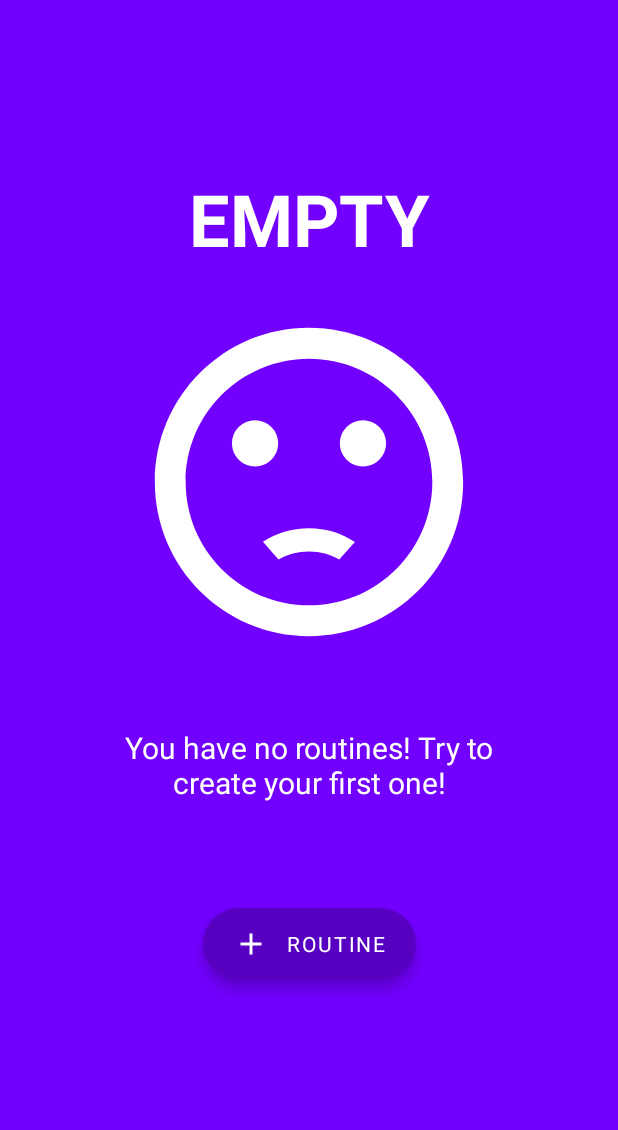
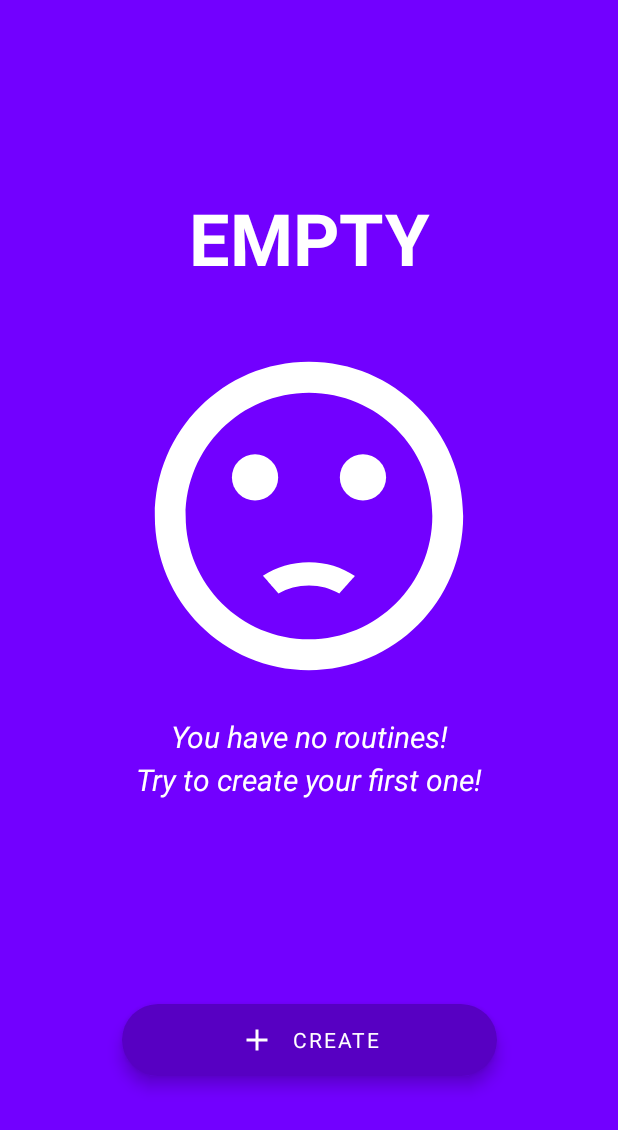
Before and after one commit to simecek-m/routines, an Android app: the EmptyFragment screen opened through its navigation route, on a phone screen of 412 x 824 dp. Shown: the top 1130 px of the screen. Run offline under Robolectric (Android 15) with nearby library versions, the phone set to English and light mode, and no system bars; Roboto replaces fonts that are not available here.

Commit message:
redesign Empty Fragment

```diff
--- a/app/src/main/java/dev/simecek/routines/fragment/CreateRoutineFragment.kt
+++ b/app/src/main/java/dev/simecek/routines/fragment/CreateRoutineFragment.kt
@@ -52,7 +52,7 @@ class CreateRoutineFragment : Fragment() {
     }
 
     private fun createRoutine() {
-        Snackbar.make(binding.timePickerInput, R.string.feature_not_suppoerted, Snackbar.LENGTH_SHORT).show()
+        Snackbar.make(binding.timePickerInput, R.string.feature_not_supported, Snackbar.LENGTH_SHORT).show()
     }
 
 }
--- a/app/src/main/java/dev/simecek/routines/fragment/EmptyFragment.kt
+++ b/app/src/main/java/dev/simecek/routines/fragment/EmptyFragment.kt
@@ -20,7 +20,7 @@ class EmptyFragment : Fragment() {
 
     override fun onViewCreated(view: View, savedInstanceState: Bundle?) {
         super.onViewCreated(view, savedInstanceState)
-        binding.create.setOnClickListener {
+        binding.createButton.setOnClickListener {
             val createRoutineAction = EmptyFragmentDirections.redirectToCreateFirst()
             findNavController().navigate(createRoutineAction)
         }
--- a/app/src/main/res/layout/fragment_empty.xml
+++ b/app/src/main/res/layout/fragment_empty.xml
@@ -1,5 +1,6 @@
 <?xml version="1.0" encoding="utf-8"?>
-<androidx.constraintlayout.widget.ConstraintLayout xmlns:android="http://schemas.android.com/apk/res/android"
+<androidx.constraintlayout.widget.ConstraintLayout
+    xmlns:android="http://schemas.android.com/apk/res/android"
     xmlns:app="http://schemas.android.com/apk/res-auto"
     xmlns:tools="http://schemas.android.com/tools"
     android:layout_width="match_parent"
@@ -11,59 +12,57 @@
         android:id="@+id/title_text"
         android:layout_width="wrap_content"
         android:layout_height="wrap_content"
-        android:layout_marginTop="40dp"
         android:text="@string/empty"
-        android:textAllCaps="true"
-        android:textColor="@color/white"
-        android:textSize="48sp"
-        android:textStyle="bold"
-        app:layout_constraintVertical_bias="0.3"
-        app:layout_constraintBottom_toTopOf="@+id/heart_image"
+        style="@style/FullscreenTitle"
+        app:layout_constraintBottom_toTopOf="@+id/sad_face_image"
         app:layout_constraintEnd_toEndOf="parent"
         app:layout_constraintStart_toStartOf="parent"
         app:layout_constraintTop_toTopOf="parent"
         app:layout_constraintVertical_chainStyle="packed" />
 
     <ImageView
-        android:id="@+id/heart_image"
+        android:id="@+id/sad_face_image"
         android:layout_width="0dp"
         android:layout_height="0dp"
-        android:layout_marginHorizontal="20dp"
+        android:layout_marginTop="@dimen/space_big"
+        android:contentDescription="@string/sad_face"
         android:src="@drawable/ic_sad_face"
-        android:layout_marginVertical="20dp"
-        app:layout_constraintBottom_toTopOf="@+id/description"
+        app:tint="@color/white"
+        app:layout_constraintBottom_toTopOf="@+id/description_text"
         app:layout_constraintEnd_toEndOf="parent"
+        app:layout_constraintVertical_bias="0.1"
         app:layout_constraintHeight_percent="0.3"
         app:layout_constraintStart_toStartOf="parent"
-        app:layout_constraintTop_toBottomOf="@+id/title_text"
-        android:contentDescription="@string/sad_face"
-        app:tint="@color/white" />
+        app:layout_constraintTop_toBottomOf="@+id/title_text" />
 
     <TextView
-        android:id="@+id/description"
+        android:id="@+id/description_text"
+        android:layout_width="0dp"
+        android:layout_height="wrap_content"
+        android:text="@string/empty_description"
+        app:layout_constraintBottom_toTopOf="@+id/guideline"
+        app:layout_constraintEnd_toEndOf="@+id/create_button"
+        app:layout_constraintStart_toStartOf="@+id/create_button"
+        app:layout_constraintTop_toBottomOf="@+id/sad_face_image"
+        style="@style/FullscreenDescription" />
+
+    <androidx.constraintlayout.widget.Guideline
+        android:id="@+id/guideline"
         android:layout_width="wrap_content"
         android:layout_height="wrap_content"
-        android:maxWidth="250dp"
-        android:text="@string/empty_description"
-        android:textAlignment="center"
-        android:textColor="@color/white"
-        android:textSize="20sp"
-        android:layout_marginVertical="20dp"
-        app:layout_constraintBottom_toTopOf="@+id/create"
+        android:orientation="horizontal"
+        app:layout_constraintGuide_percent=".8"/>
+
+    <com.google.android.material.floatingactionbutton.ExtendedFloatingActionButton
+        android:id="@+id/create_button"
+        android:layout_width="@dimen/max_button_size"
+        android:layout_height="wrap_content"
+        android:text="@string/create"
+        app:icon="@drawable/ic_add"
+        app:iconGravity="textStart"
+        android:layout_marginTop="@dimen/space_small"
         app:layout_constraintEnd_toEndOf="parent"
         app:layout_constraintStart_toStartOf="parent"
-        app:layout_constraintTop_toBottomOf="@+id/heart_image" />
-
-    <com.google.android.material.floatingactionbutton.ExtendedFloatingActionButton
-        android:id="@+id/create"
-        android:layout_width="wrap_content"
-        android:layout_height="wrap_content"
-        android:text="@string/routine"
-        app:icon="@drawable/ic_add"
-        android:layout_marginTop="50dp"
-        app:layout_constraintBottom_toBottomOf="parent"
-        app:layout_constraintEnd_toEndOf="parent"
-        app:layout_constraintStart_toStartOf="parent"
-        app:layout_constraintTop_toBottomOf="@+id/description" />
+        app:layout_constraintTop_toTopOf="@+id/guideline" />
 
 </androidx.constraintlayout.widget.ConstraintLayout>
--- a/app/src/main/res/values/dimens.xml
+++ b/app/src/main/res/values/dimens.xml
@@ -12,7 +12,7 @@
     <dimen name="space_big">30dp</dimen>
 
     <dimen name="font_size_huge">48sp</dimen>
-    <dimen name="font_size_medium">24sp</dimen>
+    <dimen name="font_size_medium">20sp</dimen>
 
     <dimen name="max_button_size">250dp</dimen>
     <item name="line_spacing_bigger" type="dimen" format="float">1.2</item>
--- a/app/src/main/res/values/strings.xml
+++ b/app/src/main/res/values/strings.xml
@@ -2,7 +2,7 @@
     <string name="app_name">Routines</string>
     <string name="list">List</string>
     <string name="empty">Empty</string>
-    <string name="empty_description">You have no routines! Try to create your first one!</string>
+    <string name="empty_description">You have no routines!\nTry to create your first one!</string>
     <string name="routine">Routine</string>
     <string name="sad_face">sad face</string>
     <string name="awesome">Awesome</string>
@@ -14,6 +14,6 @@
     <string name="create">Create</string>
     <string name="midday_time" translatable="false">12:00</string>
     <string name="set_reminder">Set reminder</string>
-    <string name="feature_not_suppoerted">This feature is not supported yet!</string>
+    <string name="feature_not_supported">This feature is not supported yet!</string>
     <string name="reminder">Reminder</string>
 </resources>
--- a/app/src/main/res/values/styles.xml
+++ b/app/src/main/res/values/styles.xml
@@ -19,6 +19,7 @@
         <item name="android:lineSpacingMultiplier">@dimen/line_spacing_bigger</item>
         <item name="android:textAlignment">center</item>
         <item name="android:textColor">@color/white</item>
+        <item name="android:textStyle">italic</item>
         <item name="android:textSize">@dimen/font_size_medium</item>
     </style>
 </resources>
```
